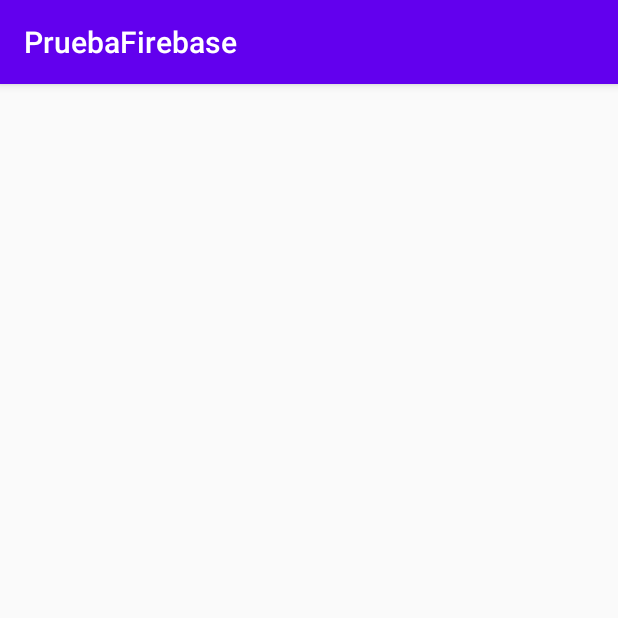
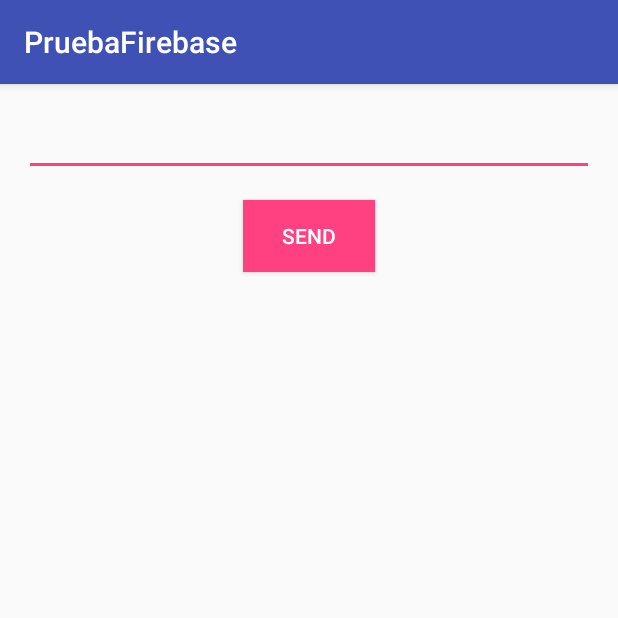
Before and after one commit to ordonezmarco/PruebaFirebase, an Android app: the screen it shows after launch (MainActivity), on a phone screen of 412 x 824 dp, the top half of it. Run offline under Robolectric (Android 15) with nearby library versions, the phone set to English and light mode, and no system bars; our stand-ins replace Firebase (no records; nobody signed in at launch, a user with empty details on screens opened directly).

```diff
--- a/app/src/main/java/com/enginegroupsolutions/pruebafirebase/MainActivity.java
+++ b/app/src/main/java/com/enginegroupsolutions/pruebafirebase/MainActivity.java
@@ -1,14 +1,56 @@
 package com.enginegroupsolutions.pruebafirebase;
 
+import androidx.annotation.NonNull;
 import androidx.appcompat.app.AppCompatActivity;
 
 import android.os.Bundle;
+import android.view.View;
+import android.widget.EditText;
+import android.widget.TextView;
+import android.widget.Toast;
+
+import com.google.firebase.database.DataSnapshot;
+import com.google.firebase.database.DatabaseError;
+import com.google.firebase.database.DatabaseReference;
+import com.google.firebase.database.FirebaseDatabase;
+import com.google.firebase.database.ValueEventListener;
 
 public class MainActivity extends AppCompatActivity {
+
+    DatabaseReference mRootReference = FirebaseDatabase.getInstance().getReference();
+    DatabaseReference root = mRootReference.child("message");
+
+    EditText editText;
+    TextView message;
 
     @Override
     protected void onCreate(Bundle savedInstanceState) {
         super.onCreate(savedInstanceState);
         setContentView(R.layout.activity_main);
+
+        editText = (EditText) findViewById(R.id.editText);
+        message = (TextView) findViewById(R.id.message);
+
+        root.addValueEventListener(new ValueEventListener() {
+            @Override
+            public void onDataChange(@NonNull DataSnapshot dataSnapshot) {
+                if(dataSnapshot.getValue() != null){
+                    String mensaje = dataSnapshot.getValue().toString();
+                    Toast.makeText(MainActivity.this, mensaje, Toast.LENGTH_LONG).show();
+                    message.setText(mensaje);
+                }
+            }
+
+            @Override
+            public void onCancelled(@NonNull DatabaseError databaseError) {
+
+            }
+        });
+
+    }
+
+    public void WriteFirebase(View view) {
+        root.setValue(editText.getText().toString());
+        editText.setText("");
     }
 }
--- a/app/src/main/res/layout/activity_main.xml
+++ b/app/src/main/res/layout/activity_main.xml
@@ -8,5 +8,35 @@
     android:orientation="vertical"
     tools:context=".MainActivity">
 
+    <androidx.appcompat.widget.AppCompatEditText
+        android:layout_width="match_parent"
+        android:layout_height="wrap_content"
+        android:id="@+id/editText"
+        android:layout_marginTop="16dp"
+        android:layout_marginLeft="16dp"
+        android:layout_marginRight="16dp"
+        />
+
+    <androidx.appcompat.widget.AppCompatButton
+        android:layout_width="wrap_content"
+        android:layout_height="wrap_content"
+        android:layout_gravity="center_horizontal"
+        android:layout_marginTop="16dp"
+        android:id="@+id/button"
+        android:text="@string/send"
+        android:textColor="@color/white"
+        android:background="@color/colorAccent"
+        android:onClick="WriteFirebase"
+        />
+
+    <androidx.appcompat.widget.AppCompatTextView
+        android:layout_marginTop="16dp"
+        android:layout_width="match_parent"
+        android:layout_height="wrap_content"
+        android:id="@+id/message"
+        android:gravity="center_horizontal"
+        android:textSize="22sp"
+        android:textColor="@color/colorPrimary"
+        />
 
 </LinearLayout>
--- a/app/src/main/res/values/colors.xml
+++ b/app/src/main/res/values/colors.xml
@@ -1,6 +1,7 @@
 <?xml version="1.0" encoding="utf-8"?>
 <resources>
-    <color name="colorPrimary">#6200EE</color>
-    <color name="colorPrimaryDark">#3700B3</color>
-    <color name="colorAccent">#03DAC5</color>
+    <color name="colorPrimary">#3F51B5</color>
+    <color name="colorPrimaryDark">#303F9F</color>
+    <color name="colorAccent">#FF4081</color>
+    <color name="white">#ffffff</color>
 </resources>
--- a/app/src/main/res/values/strings.xml
+++ b/app/src/main/res/values/strings.xml
@@ -1,3 +1,4 @@
 <resources>
     <string name="app_name">PruebaFirebase</string>
+    <string name="send">Send</string>
 </resources>
```
